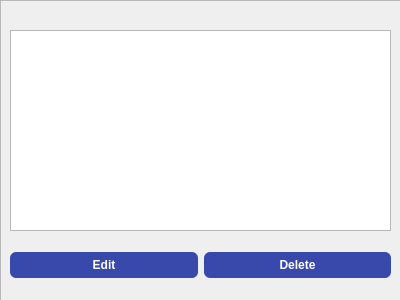
Before: the Qt Designer form ui/Notes_item.ui in Huynnamko/python-app, drawn with Qt 5.
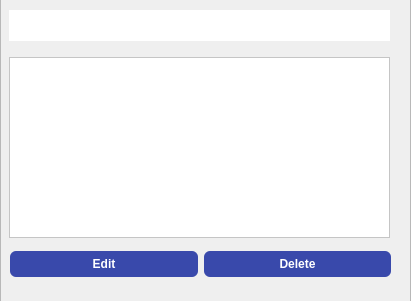
After: the same form once the commit is applied.

Patch:
```diff
--- a/ui/Notes_item.ui
+++ b/ui/Notes_item.ui
@@ -6,8 +6,8 @@
    <rect>
     <x>0</x>
     <y>0</y>
-    <width>400</width>
-    <height>300</height>
+    <width>411</width>
+    <height>301</height>
    </rect>
   </property>
   <property name="windowTitle">
@@ -17,9 +17,9 @@
    <property name="geometry">
     <rect>
      <x>0</x>
-     <y>0</y>
-     <width>401</width>
-     <height>301</height>
+     <y>-1</y>
+     <width>411</width>
+     <height>311</height>
     </rect>
    </property>
    <property name="styleSheet">
@@ -40,9 +40,9 @@
     <property name="geometry">
      <rect>
       <x>10</x>
-      <y>240</y>
+      <y>235</y>
       <width>381</width>
-      <height>51</height>
+      <height>61</height>
      </rect>
     </property>
     <property name="styleSheet">
@@ -88,22 +88,28 @@
   <widget class="QTextEdit" name="text_note">
    <property name="geometry">
     <rect>
-     <x>10</x>
-     <y>30</y>
+     <x>9</x>
+     <y>57</y>
      <width>381</width>
-     <height>201</height>
+     <height>181</height>
     </rect>
    </property>
+   <property name="styleSheet">
+    <string notr="true">background-color:white;</string>
+   </property>
   </widget>
   <widget class="QLabel" name="label_date">
    <property name="geometry">
     <rect>
-     <x>10</x>
+     <x>9</x>
      <y>10</y>
-     <width>71</width>
-     <height>16</height>
+     <width>381</width>
+     <height>31</height>
     </rect>
    </property>
+   <property name="styleSheet">
+    <string notr="true">background-color:white;</string>
+   </property>
    <property name="text">
     <string/>
    </property>
```
